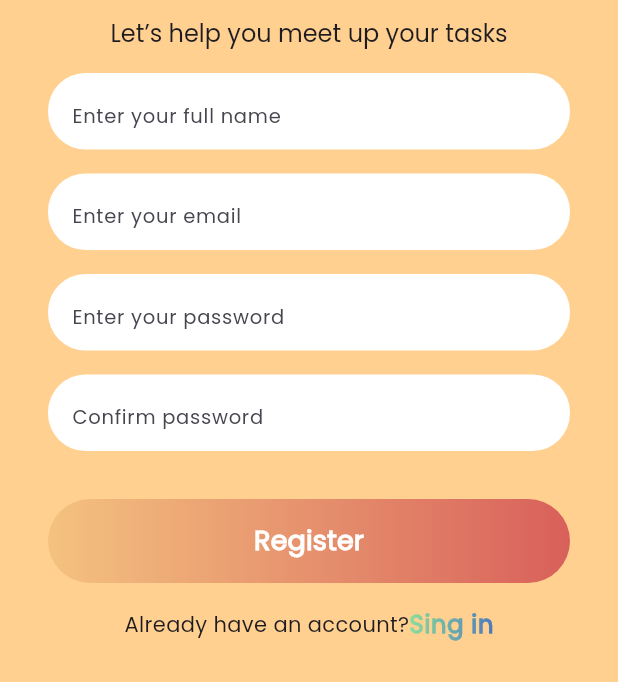
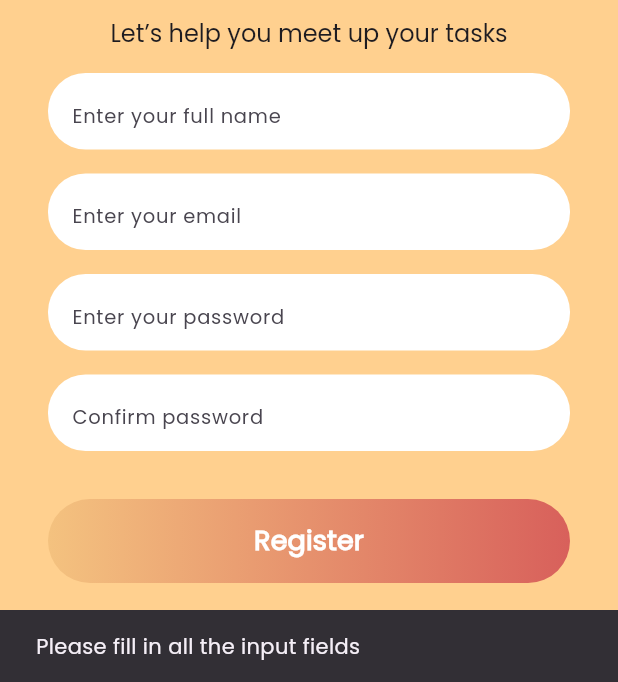
Before and after one commit to MeZeksan/todo_brsk, a Flutter app: the RegistrationScreen screen opened by its route, after a tap on "Register", on a phone screen of 412 x 824 dp, the part 554-1236 px from its top. Run offline on Flutter 3.47's test engine with Material 3 defaults, Android fonts, the phone set to English and light mode, and no system bars; drawn by our look-alikes of simple_gradient_text; our stand-ins replace firebase_auth, firebase_core, go_router; missing offline and left inert: one_clock; accounts and stored records are empty; network calls fail.

Commit message:
Проверка на пустоту TextField. Пока что только просьба заполнить поля. Так же на время запрет на то, чтобы ставить пробелы

```diff
--- a/lib/features/autorization_screen/screens/authorization_screen.dart
+++ b/lib/features/autorization_screen/screens/authorization_screen.dart
@@ -29,6 +29,11 @@ class _AuthorizationScreenState extends State<AuthorizationScreen> {
   void _signIn() async{
     String email = _emailController.text;
     String password = _passwordController.text;
+    if(email.isEmpty || password.isEmpty){
+      ScaffoldMessenger.of(context).showSnackBar(
+        const SnackBar(content: Text('Please fill in all the input fields')),
+      );
+    }
     User? user = await _auth.signInWithEmailAndPassword(email, password);
       if(user != null){
         developer.log("User is successfully created");
--- a/lib/features/registration_screen/screens/registration_screen.dart
+++ b/lib/features/registration_screen/screens/registration_screen.dart
@@ -35,8 +35,16 @@ class _RegistrationScreenState extends State<RegistrationScreen> {
     String username = _userNameController.text;
     String email = _emailController.text;
     String password = _passwordController.text;
-    User? user = await _auth.signUpWithEmailAndPassword(email, password);
-    if(password == _confrimPasswordController.text){
+    String confirmPassword = _confrimPasswordController.text;
+
+    if(username.isEmpty || email.isEmpty ||
+        password.isEmpty ||confirmPassword.isEmpty ){
+      ScaffoldMessenger.of(context).showSnackBar(
+        const SnackBar(content: Text('Please fill in all the input fields')),
+      );
+    }
+    if(password == confirmPassword){
+      User? user = await _auth.signUpWithEmailAndPassword(email, password);
       if(user != null){
         developer.log("User is successfully created");
         context.go('/dashboard_page');
--- a/lib/global_widgets/round_text_field.dart
+++ b/lib/global_widgets/round_text_field.dart
@@ -1,5 +1,6 @@
 
 import 'package:flutter/material.dart';
+import 'package:flutter/services.dart';
 
 class RoundTextField extends StatelessWidget {
   final String hint;
@@ -23,6 +24,9 @@ class RoundTextField extends StatelessWidget {
     return SizedBox(
       height: 51,
       child: TextField(
+        inputFormatters: [ //на время отключил возможность ставить пробелы
+          FilteringTextInputFormatter.deny(RegExp(r'\s'))
+        ],
         obscureText: isObscureText(),
         controller: controller,
         decoration: InputDecoration(
```
